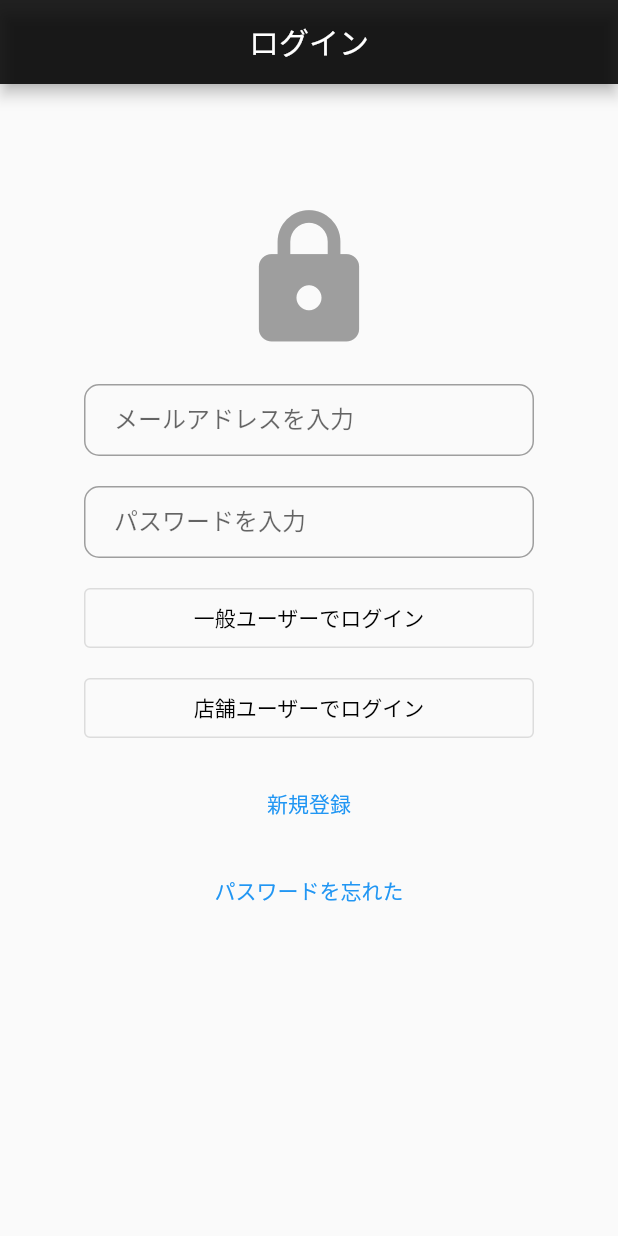
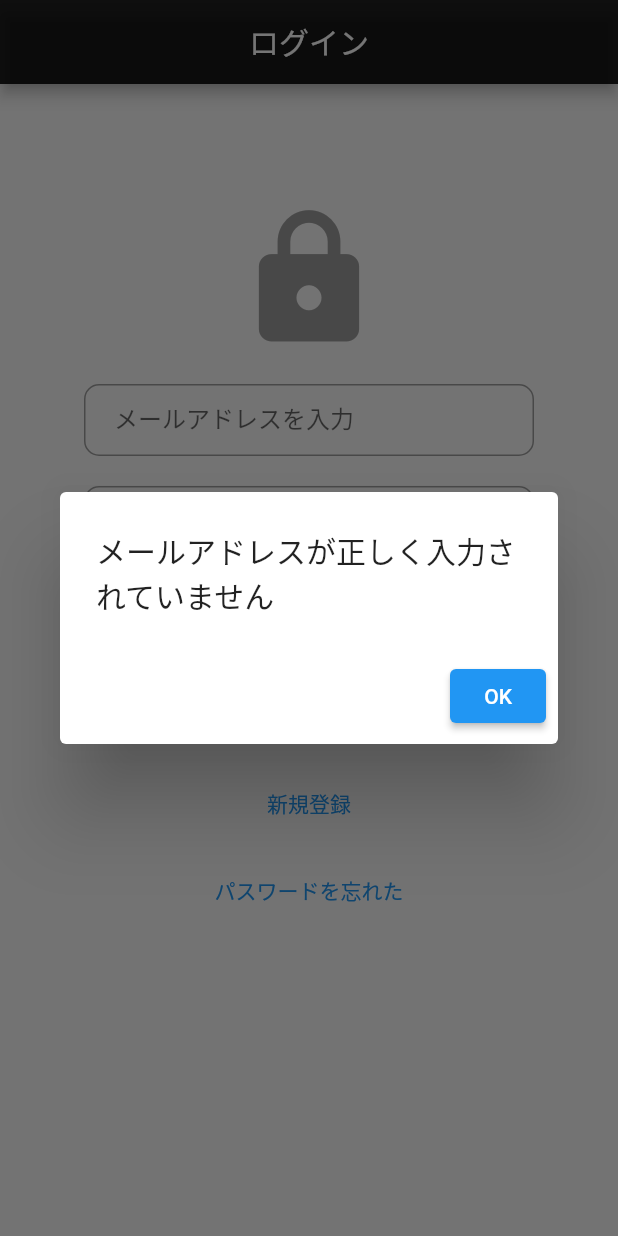
Before and after one commit to sakurakotubaki/SugaryMap, a Flutter app: the screen it shows after launch, after a tap on "一般ユーザーでログイン", on a phone screen of 412 x 824 dp. Run offline on Flutter 3.47's test engine with Material 2 defaults, Android fonts, the phone set to English and light mode, and no system bars; our stand-ins replace cloud_firestore, device_preview, firebase_auth, firebase_core, flutter_riverpod, flutter_slidable and 2 more; missing offline and left inert: flutter_carousel_slider; accounts and stored records are empty.

Commit message:
change 例外処理のコード追加、プロフィールの作成機能を追加

```diff
--- a/lib/service/router/router.dart
+++ b/lib/service/router/router.dart
@@ -414,6 +414,8 @@ final goRouterProvider = Provider<GoRouter>((ref) {
         // !=をつけると変数がbool型になる。
         final isUser = userState.valueOrNull?.data() != null;
 
+        final isShop = shopState.valueOrNull?.data() != null;
+
         // ユーザープロフィールが入力済みです。
         final userProfileCompleted =
             userState.valueOrNull?.data()?['name'] != null;
@@ -422,7 +424,6 @@ final goRouterProvider = Provider<GoRouter>((ref) {
         final shopProfileCompleted =
             shopState.valueOrNull?.data()?['name'] != null;
 
-        final isShop = shopState.valueOrNull?.data() != null;
 
         // ユーザーがスタートページへ来ようとしていて、ログインしてなければ素通りさせる。
         if (isStart && !isAuth) {
@@ -433,7 +434,7 @@ final goRouterProvider = Provider<GoRouter>((ref) {
           return null;
         }
 
-        // ログインしていてuserコレクションが取得できれば、HomePageへ
+        // ログインしていてuserコレクションが取得できれば、MapPageへ
         if (isAuth && userProfileCompleted) {
           return '/map';
           // ログインしていてshopコレクションが取得できればお店のページへ
@@ -441,7 +442,7 @@ final goRouterProvider = Provider<GoRouter>((ref) {
           return '/admin';
           // ログインしているけど、shopのコレクションのデータがなければshop作成ページへ
         } else if (isAuth && !isShop) {
-          return '//create_shop';
+          return '/create_shop';
           // ログインしているけど、コレクションのデータがなければユーザー登録ページへ
         } else if (isAuth && !isUser) {
           return '/create_user';
--- /dev/null
+++ b/lib/ui/auth_page/auth_service/dialog_class.dart
@@ -0,0 +1 @@
+import 'package:sugary_map/service/export/global_export.dart';
--- a/lib/ui/auth_page/auth_service/user_signin_class.dart
+++ b/lib/ui/auth_page/auth_service/user_signin_class.dart
@@ -1,4 +1,4 @@
-// ignore_for_file: no_leading_underscores_for_local_identifiers
+// ignore_for_file: no_leading_underscores_for_local_identifiers, unused_local_variable, use_build_context_synchronously
 
 import 'package:firebase_auth/firebase_auth.dart';
 import 'package:sugary_map/service/export/global_export.dart';
@@ -15,37 +15,37 @@ class UserSignInClass {
   Ref ref;
   UserSignInClass(this.ref);
 
-  Future<void> userSignIn(String _email, String _password, BuildContext context) async {
+  Future<void> userSignIn(
+      String _email, String _password, BuildContext context) async {
     try {
-    await ref
-        .read(firebaseAuthProvider)
-        .signInWithEmailAndPassword(email: _email, password: _password);
-    } on FirebaseAuthException catch (e) {
-if (e.code == 'invalid-email') {
-        ScaffoldMessenger.of(context).showSnackBar(
-          const SnackBar(
-            content: Text('メールアドレスのフォーマットが正しくありません'),
-          ),
-        );
-      } else if (e.code == 'user-disabled') {
-        ScaffoldMessenger.of(context).showSnackBar(
-          const SnackBar(
-            content: Text('現在指定したメールアドレスは使用できません'),
-          ),
-        );
-      } else if (e.code == 'user-not-found') {
-        ScaffoldMessenger.of(context).showSnackBar(
-          const SnackBar(
-            content: Text('指定したメールアドレスは登録されていません'),
-          ),
-        );
-      } else if (e.code == 'wrong-password') {
-        ScaffoldMessenger.of(context).showSnackBar(
-          const SnackBar(
-            content: Text('パスワードが間違っています'),
-          ),
-        );
+      if(_email.isEmpty) {
+        throw('メールアドレスが正しく入力されていません');
       }
+
+      if(_password.isEmpty) {
+        throw('パスワードが正しく入力されていません');
+      }
+      ref
+          .read(firebaseAuthProvider)
+          .signInWithEmailAndPassword(email: _email, password: _password);
+    } catch (e) {
+      showDialog(
+                    context: context,
+                    builder: (BuildContext context) {
+                      return AlertDialog(
+                        // throwのエラーメッセージがダイアログで表示される.
+                        title: Text(e.toString()),
+                        actions: <Widget>[
+                          ElevatedButton(
+                            child: const Text('OK'),
+                            onPressed: () {
+                              Navigator.of(context).pop();
+                            },
+                          ),
+                        ],
+                      );
+                    },
+                  );
     }
   }
 }
--- a/lib/ui/auth_page/pages/user_signup_page.dart
+++ b/lib/ui/auth_page/pages/user_signup_page.dart
@@ -58,8 +58,8 @@ class UserSignUpPage extends ConsumerWidget {
               height: 40,
               child: OutlinedButton(
                   onPressed: () async {
-                    userSignUp.userSignUp(
-                        _email.text, _password.text, context);
+                    userSignUp.userSignUp(_email.text, _password.text, context);
+                    context.goNamed(CreateUser.routeName);
                   },
                   child: const Text(
                     '一般ユーザー新規登録',
--- a/lib/ui/auth_page/data_service/user_data_service.dart
+++ b/lib/ui/page/user/profile/data_service/user_data_service.dart
@@ -26,7 +26,7 @@ class UserDataServiceClass {
     await ref.read(fireStoreProvider).collection('user').doc(uid).set({
       'createdAt': Timestamp.fromDate(DateTime.now()),
       'name': nameController,
-      'phoneNumber': phoneController,
+      'phoneNumber': int.parse(phoneController),
     });
   }
 }
```
Also changed, not shown: lib/ui/auth_page/auth_service/user_reset_password.dart (added, +48 -0 lines), lib/ui/auth_page/pages/forget_password.dart (+11 -3 lines), lib/ui/page/user/profile/create_user.dart (+3 -9 lines), 3 other files.
